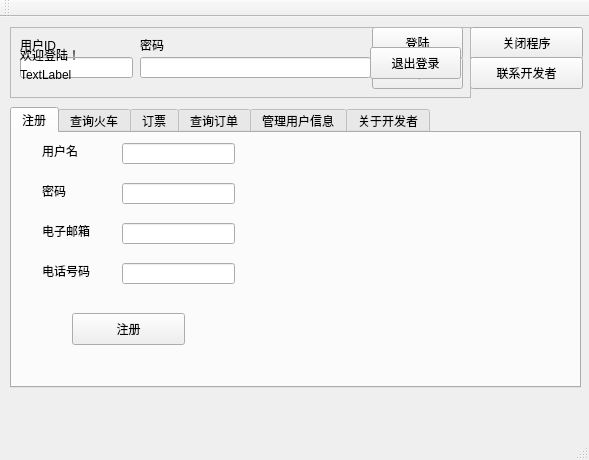
Old version of the form QtPartB/mainwindow.ui in the repository peterzheng98/2017-2018-B_DS_TrainTicketBooking.
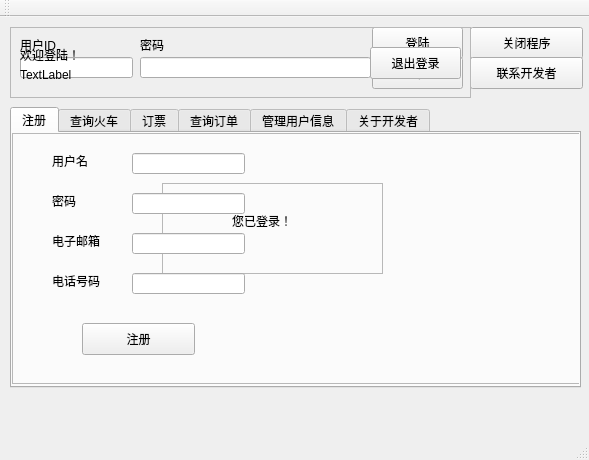
New version of the form. The open tabs and pages were chosen to show the change.

Commit message: [Develop 2-1E]QtPartB

Patch:
```diff
--- a/QtPartB/mainwindow.ui
+++ b/QtPartB/mainwindow.ui
@@ -156,80 +156,55 @@
      <attribute name="title">
       <string>注册</string>
      </attribute>
-     <widget class="QLineEdit" name="registerName">
+     <widget class="QFrame" name="tab5_logined">
       <property name="geometry">
        <rect>
-        <x>110</x>
-        <y>10</y>
-        <width>113</width>
-        <height>21</height>
-       </rect>
-      </property>
-     </widget>
-     <widget class="QLineEdit" name="registerPassword">
-      <property name="geometry">
-       <rect>
-        <x>110</x>
+        <x>150</x>
         <y>50</y>
-        <width>113</width>
-        <height>21</height>
+        <width>221</width>
+        <height>91</height>
        </rect>
       </property>
-      <property name="echoMode">
-       <enum>QLineEdit::Password</enum>
+      <property name="frameShape">
+       <enum>QFrame::StyledPanel</enum>
       </property>
-     </widget>
-     <widget class="QLineEdit" name="registerEmail">
-      <property name="geometry">
-       <rect>
-        <x>110</x>
-        <y>90</y>
-        <width>113</width>
-        <height>21</height>
-       </rect>
+      <property name="frameShadow">
+       <enum>QFrame::Raised</enum>
       </property>
-     </widget>
-     <widget class="QLineEdit" name="registerPhone">
-      <property name="geometry">
-       <rect>
-        <x>110</x>
-        <y>130</y>
-        <width>113</width>
-        <height>21</height>
-       </rect>
-      </property>
-     </widget>
      <widget class="QLabel" name="label_14">
       <property name="geometry">
        <rect>
-        <x>30</x>
-        <y>10</y>
-        <width>60</width>
-        <height>16</height>
+         <x>70</x>
+         <y>30</y>
+         <width>72</width>
+         <height>15</height>
        </rect>
       </property>
       <property name="text">
-       <string>用户名</string>
-      </property>
-     </widget>
-     <widget class="QLabel" name="label_15">
+        <string>您已登录！</string>
+       </property>
+      </widget>
+     </widget>
+     <widget class="QFrame" name="tab5_nologin">
       <property name="geometry">
        <rect>
-        <x>30</x>
-        <y>50</y>
-        <width>60</width>
-        <height>16</height>
+        <x>0</x>
+        <y>0</y>
+        <width>571</width>
+        <height>251</height>
        </rect>
       </property>
-      <property name="text">
-       <string>密码</string>
+      <property name="frameShape">
+       <enum>QFrame::StyledPanel</enum>
       </property>
-     </widget>
+      <property name="frameShadow">
+       <enum>QFrame::Raised</enum>
+      </property>
      <widget class="QLabel" name="label_16">
       <property name="geometry">
        <rect>
-        <x>30</x>
-        <y>90</y>
+         <x>40</x>
+         <y>100</y>
         <width>60</width>
         <height>16</height>
        </rect>
@@ -241,8 +216,8 @@
      <widget class="QLabel" name="label_17">
       <property name="geometry">
        <rect>
-        <x>30</x>
-        <y>130</y>
+         <x>40</x>
+         <y>140</y>
         <width>60</width>
         <height>16</height>
        </rect>
@@ -251,11 +226,71 @@
        <string>电话号码</string>
       </property>
      </widget>
-     <widget class="QPushButton" name="pushButton_4">
+      <widget class="QLineEdit" name="tab5_nologin_frame_email">
       <property name="geometry">
        <rect>
-        <x>60</x>
-        <y>180</y>
+         <x>120</x>
+         <y>100</y>
+         <width>113</width>
+         <height>21</height>
+        </rect>
+       </property>
+      </widget>
+      <widget class="QLabel" name="label_15">
+       <property name="geometry">
+        <rect>
+         <x>40</x>
+         <y>20</y>
+         <width>60</width>
+         <height>16</height>
+        </rect>
+       </property>
+       <property name="text">
+        <string>用户名</string>
+       </property>
+      </widget>
+      <widget class="QLineEdit" name="tab5_nologin_frame_password">
+       <property name="geometry">
+        <rect>
+         <x>120</x>
+         <y>60</y>
+         <width>113</width>
+         <height>21</height>
+        </rect>
+       </property>
+       <property name="maxLength">
+        <number>16</number>
+       </property>
+       <property name="echoMode">
+        <enum>QLineEdit::Password</enum>
+       </property>
+      </widget>
+      <widget class="QLineEdit" name="tab5_nologin_frame_phone">
+       <property name="geometry">
+        <rect>
+         <x>120</x>
+         <y>140</y>
+         <width>113</width>
+         <height>21</height>
+        </rect>
+       </property>
+       <property name="font">
+        <font>
+         <family>Arial</family>
+        </font>
+       </property>
+       <property name="inputMask">
+        <string>00000000000</string>
+       </property>
+       <property name="maxLength">
+        <number>11</number>
+       </property>
+      </widget>
+      <widget class="QPushButton" name="tab5_nologin_frame_register">
+       <property name="geometry">
+        <rect>
+         <x>70</x>
+         <y>190</y>
         <width>113</width>
         <height>32</height>
        </rect>
@@ -263,6 +298,42 @@
       <property name="text">
        <string>注册</string>
       </property>
+      </widget>
+      <widget class="QLineEdit" name="tab5_nologin_frame_name">
+       <property name="geometry">
+        <rect>
+         <x>120</x>
+         <y>20</y>
+         <width>113</width>
+         <height>21</height>
+        </rect>
+       </property>
+       <property name="inputMask">
+        <string/>
+       </property>
+      </widget>
+      <widget class="QLabel" name="label_24">
+       <property name="geometry">
+        <rect>
+         <x>40</x>
+         <y>60</y>
+         <width>60</width>
+         <height>16</height>
+        </rect>
+       </property>
+       <property name="text">
+        <string>密码</string>
+       </property>
+      </widget>
+      <zorder>label_24</zorder>
+      <zorder>label_16</zorder>
+      <zorder>label_17</zorder>
+      <zorder>tab5_nologin_frame_email</zorder>
+      <zorder>tab5_nologin_frame_password</zorder>
+      <zorder>tab5_nologin_frame_phone</zorder>
+      <zorder>tab5_nologin_frame_register</zorder>
+      <zorder>tab5_nologin_frame_name</zorder>
+      <zorder>label_15</zorder>
      </widget>
     </widget>
     <widget class="QWidget" name="tab">
```
Left out of the diff: 4 changed lines with no effect on the pictures. Lines whose indentation alone changed are shown as unchanged. The commit also changes 2 other files.
